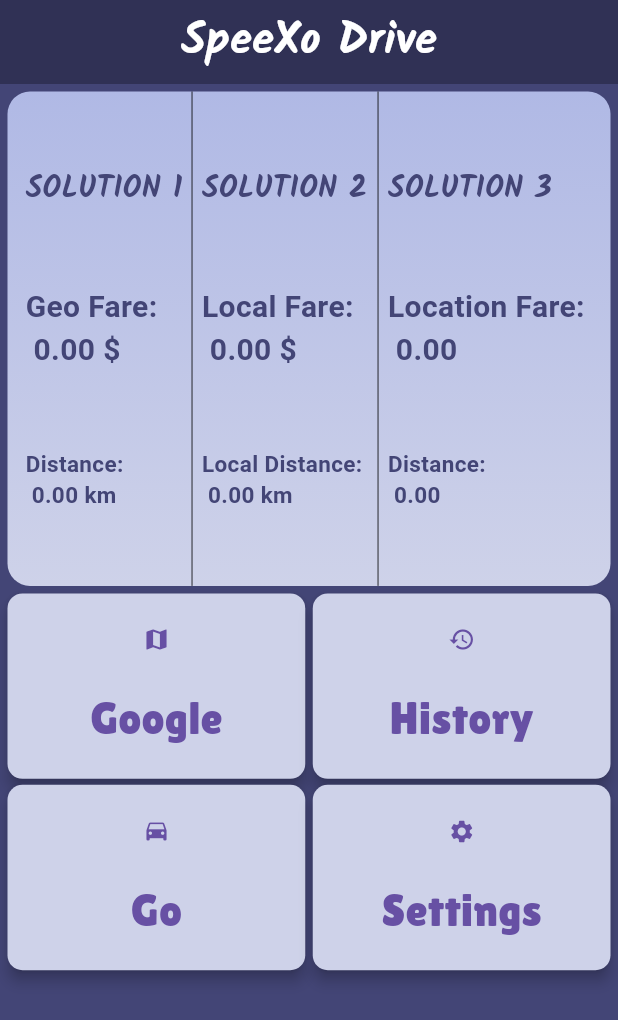
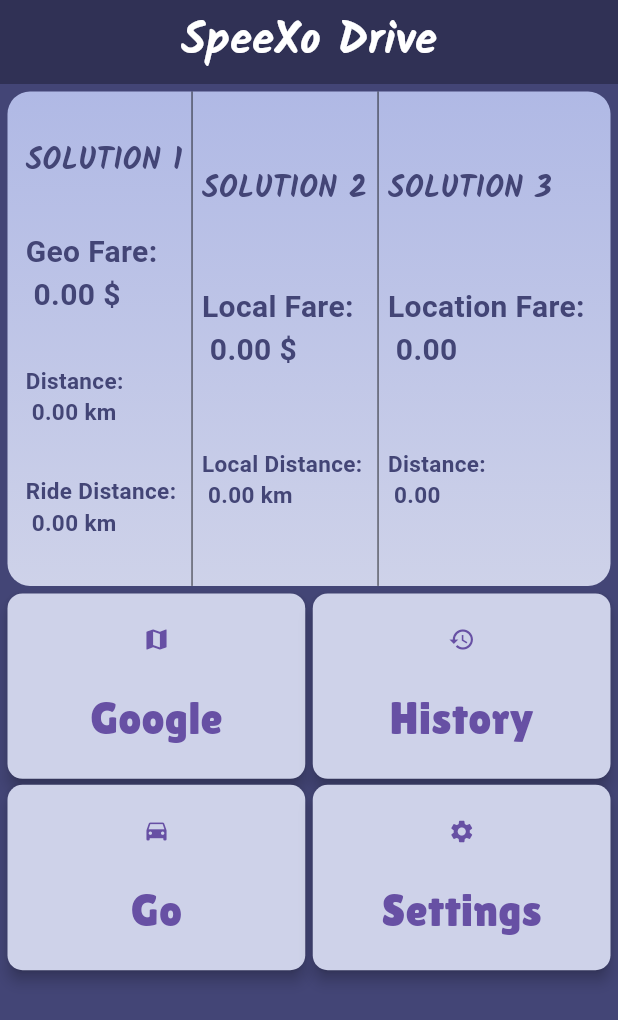
Before and after one commit to handsomrana/SpeeXo_meter, a Flutter app: the screen it shows after launch, on a phone screen of 412 x 824 dp. Shown: the top 1020 px of the screen. Run offline on Flutter 3.47's test engine with Material 3 defaults, Android fonts, the light colour scheme and no system bars; our stand-ins replace geocoding, geolocator, get, google_fonts, google_maps_flutter, isar and 2 more; missing offline and left inert: flutter_overlay_window; accounts and stored records are empty; generated files the repository leaves out were written again.

Commit message:
changes in controller

```diff
--- a/lib/app/controllers/ride_controller.dart
+++ b/lib/app/controllers/ride_controller.dart
@@ -142,6 +142,7 @@ class RideController extends GetxController {
             // waitingTime += 1;
             // totalDistance += (distance - 0.001) / 1000;
             totalDistance += distance / 1000;
+            await savePositionToLocal();
           }
           // calculateFare();
           speed = currentSpeed;
@@ -164,7 +165,9 @@ class RideController extends GetxController {
       updateTimer = Timer.periodic(
         const Duration(seconds: 1),
         (timer) async {
-          await savePositionToLocal();
+          if (speed >= 26) {
+            await savePositionToLocal();
+          }
           final tloc = await Geolocator.getCurrentPosition();
           geolocatorTestPosition = tloc;
           if (!tloc.isMocked) {
--- a/lib/app/widgets/homescreenwidgets/driver_data_container.dart
+++ b/lib/app/widgets/homescreenwidgets/driver_data_container.dart
@@ -41,7 +41,7 @@ class DriverDataWidgetContainer extends StatelessWidget {
                     ),
                   ),
                   Text(
-                    'Geo Fare: \n ${controller.newStreamFare.toStringAsFixed(2)} \$',
+                    'Geo Fare: \n ${controller.totalFare.toStringAsFixed(2)} \$',
                     style: GoogleFonts.sairaCondensed(
                       fontSize: 20,
                       color: darkMainColor,
@@ -49,7 +49,15 @@ class DriverDataWidgetContainer extends StatelessWidget {
                     ),
                   ),
                   Text(
-                    'Distance: \n ${controller.totalStreamDistance.toStringAsFixed(2)} km',
+                    'Distance: \n ${controller.totalDistance.toStringAsFixed(2)} km',
+                    style: GoogleFonts.sairaCondensed(
+                      fontSize: 15,
+                      color: darkMainColor,
+                      fontWeight: FontWeight.bold,
+                    ),
+                  ),
+                  Text(
+                    'Ride Distance: \n ${controller.rideDistance.toStringAsFixed(2)} km',
                     style: GoogleFonts.sairaCondensed(
                       fontSize: 15,
                       color: darkMainColor,
--- a/lib/app/widgets/homescreenwidgets/first_button_row.dart
+++ b/lib/app/widgets/homescreenwidgets/first_button_row.dart
@@ -2,7 +2,6 @@ import 'package:flutter/material.dart';
 import 'package:get/get.dart';
 import 'package:speed_meter_app/app/local_database/isar_services.dart';
 import 'package:speed_meter_app/app/views/history_view.dart';
-import 'package:speed_meter_app/app/views/ride2view.dart';
 import 'package:speed_meter_app/utils/styles.dart';
 
 class HomeScreenFirstButtonRow extends StatelessWidget {
@@ -23,7 +22,7 @@ class HomeScreenFirstButtonRow extends StatelessWidget {
           Expanded(
             child: ElevatedButton(
               onPressed: () {
-                Get.to(() => TaxiFareView());
+                // Get.to(() => TaxiFareView());
               },
               style: elevatedButtonStyle.copyWith(),
               child: ConstrainedBox(
```
